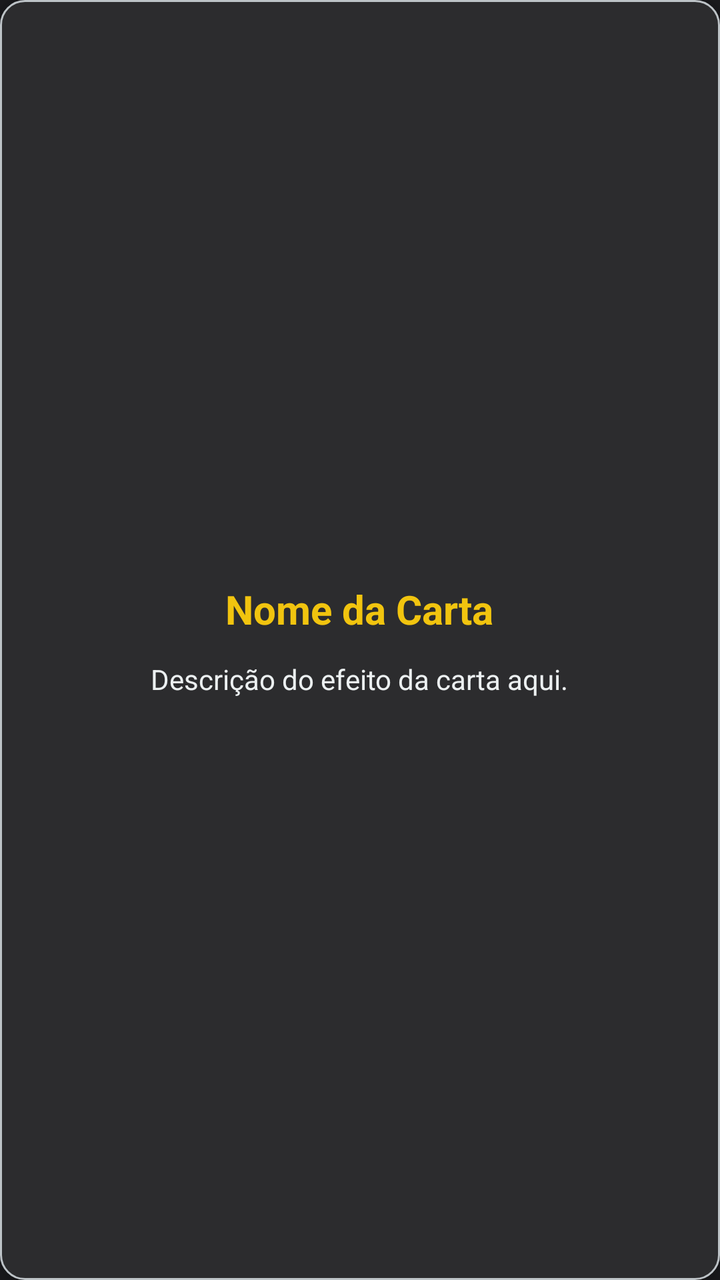
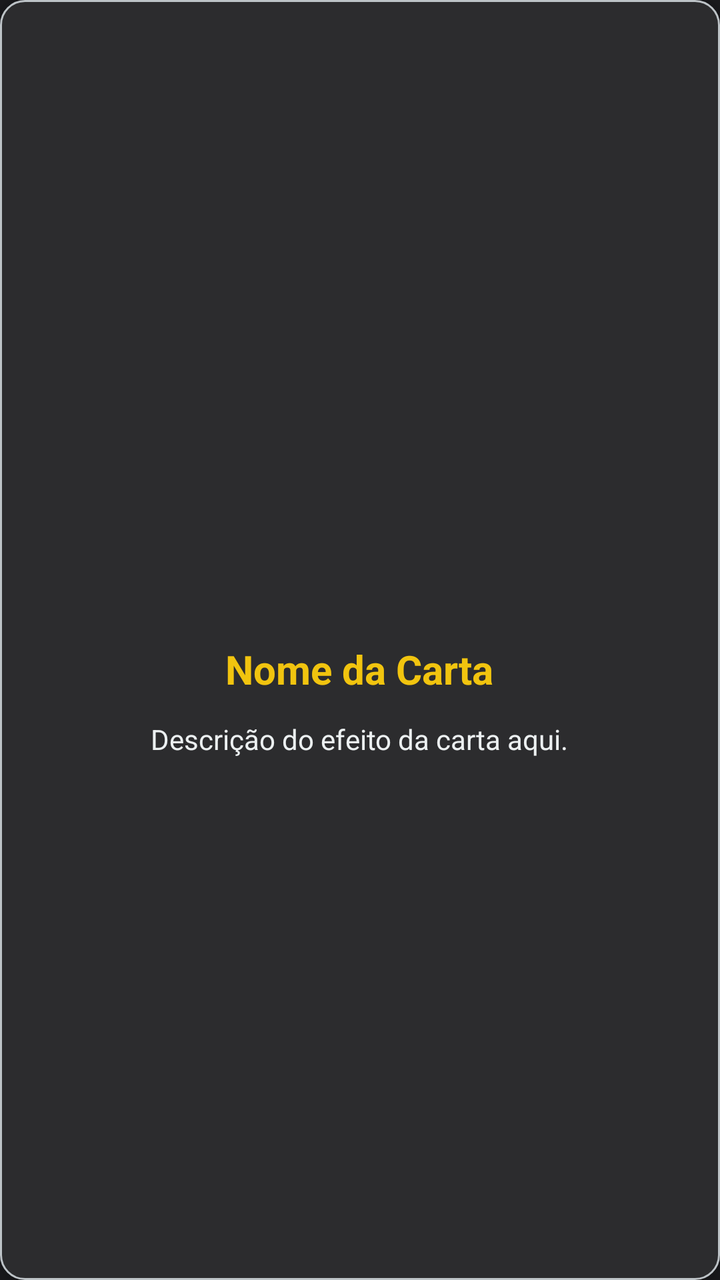

The first picture is an Android layout as it rendered before a commit; the second is the same layout after the commit. The layout source and the unified diff follow.
<!-- AndroidManifest.xml: application theme Theme.RogueDucks -->
<!-- res/layout/item_carta.xml -->
<?xml version="1.0" encoding="utf-8"?>
<LinearLayout xmlns:android="http://schemas.android.com/apk/res/android"
    android:layout_width="match_parent"
    android:layout_height="wrap_content"
    android:orientation="vertical"
    android:background="@drawable/bg_card_round"
    android:padding="20dp"
    android:gravity="center"
    android:clickable="true"
    android:focusable="true"
    android:elevation="6dp">

    <TextView
        android:id="@+id/txtCardName"
        android:layout_width="wrap_content"
        android:layout_height="wrap_content"
        android:text="Nome da Carta"
        android:textColor="@color/primary_gold"
        android:textSize="20sp"
        android:textStyle="bold"
        android:gravity="center"
        android:layout_marginBottom="12dp" />

    <TextView
        android:id="@+id/txtCardDesc"
        android:layout_width="wrap_content"
        android:layout_height="wrap_content"
        android:text="Descrição do efeito da carta aqui."
        android:textColor="@color/text_light"
        android:textSize="14sp"
        android:gravity="center" />

</LinearLayout>
<!-- resources referenced by this layout -->
<resources>
  <color name="primary_gold">#F1C40F</color>
  <color name="text_light">#ECF0F1</color>
  <!-- drawable bg_card_round (drawable) -->
  <?xml version="1.0" encoding="utf-8"?>
  <ripple xmlns:android="http://schemas.android.com/apk/res/android"
      android:color="@color/ripple_color">
      <item>
          <shape android:shape="rectangle">
              <corners android:radius="12dp" />
              <solid android:color="@color/bg_dark_card" />
              <stroke android:width="1dp" android:color="@color/text_muted" />
          </shape>
      </item>
  </ripple>
  <style name="Theme.RogueDucks" parent="Base.Theme.RogueDucks" />
  <color name="ripple_color">#40FFFFFF</color>
  <color name="bg_dark_card">#2C2C2E</color>
  <color name="text_muted">#BDC3C7</color>
  <style name="Base.Theme.RogueDucks" parent="Theme.Material3.DayNight.NoActionBar">
          
          <item name="colorPrimary">@color/primary_gold</item>
          <item name="colorSecondary">@color/secondary_red</item>
          <item name="android:windowBackground">@color/bg_dark</item>
          <item name="android:statusBarColor">@color/bg_dark</item>
          <item name="android:navigationBarColor">@color/bg_dark</item>
      </style>
  <color name="secondary_red">#E74C3C</color>
  <color name="bg_dark">#1A1A1D</color>
</resources>

<!-- the commit's change to res/layout/item_carta.xml (unified diff, before → after) -->
@@ -9,6 +9,13 @@
     android:clickable="true"
     android:focusable="true"
     android:elevation="6dp">
+
+    <ImageView
+        android:id="@+id/imgCardIcon"
+        android:layout_width="48dp"
+        android:layout_height="48dp"
+        android:layout_marginBottom="12dp"
+        android:scaleType="fitCenter" />
 
     <TextView
         android:id="@+id/txtCardName"
